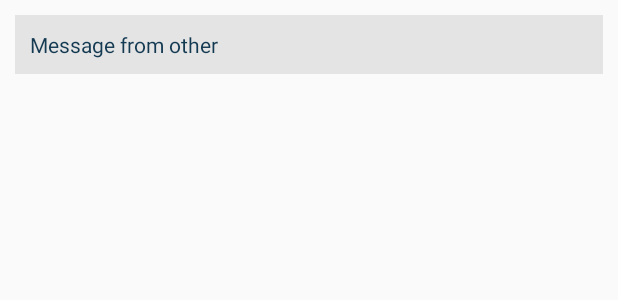
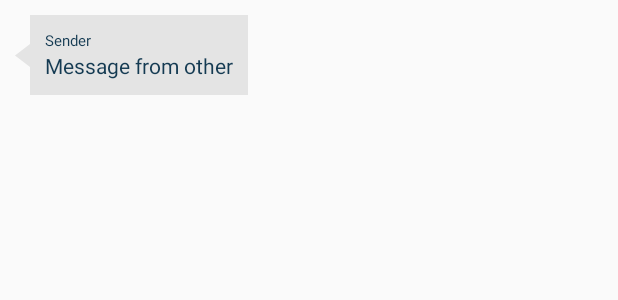
Before and after one commit to ajmirB/Messaging, an Android app: the layout conversation_message_other_item.xml on its own in the app's theme, with its tools: preview values and no code run, on a phone screen of 412 x 824 dp. Shown: the top 300 px of the screen. Run offline under Robolectric (Android 15) with nearby library versions, the phone set to English and light mode, and no system bars.

Commit message:
Conversation : manage message UI (#1)
* Separate message from connected user and other
* Change shape of message
* Fix send message didn't display the new message

```diff
--- a/app/src/main/java/com/xception/messaging/core/manager/ChannelManager.kt
+++ b/app/src/main/java/com/xception/messaging/core/manager/ChannelManager.kt
@@ -62,12 +62,12 @@ class ChannelManager(val channel: BaseChannel) {
     /**
      * Listener on new incoming message
      */
-    fun onMessageIncoming(channelHanderId: String): Observable<BaseMessage> {
+    fun onMessageIncoming(channelHanderId: String): Observable<UserMessage> {
         return Observable.create { subscriber ->
             SendBird.addChannelHandler(channelHanderId, object:SendBird.ChannelHandler() {
                 override fun onMessageReceived(baseChannel: BaseChannel, baseMessage: BaseMessage) {
                     // Add new message to view
-                    if (baseChannel.url == channel.url) {
+                    if (baseChannel.url == channel.url && baseMessage is UserMessage) {
                         subscriber.onNext(baseMessage)
                     }
                 }
--- a/app/src/main/java/com/xception/messaging/features/channels/fragments/ChannelListFragment.kt
+++ b/app/src/main/java/com/xception/messaging/features/channels/fragments/ChannelListFragment.kt
@@ -2,6 +2,7 @@ package com.xception.messaging.features.channels.fragments
 
 import android.content.Context
 import android.os.Bundle
+import android.support.v7.widget.DividerItemDecoration
 import android.view.LayoutInflater
 import android.view.View
 import android.view.ViewGroup
@@ -36,6 +37,7 @@ class ChannelListFragment : BaseFragment(), ChannelListView {
         mChannelListPresenter = ChannelListPresenter(this)
 
         mRecyclerView = view.findViewById(R.id.channel_list_epoxy_recycler_view)
+        mRecyclerView.addItemDecoration(DividerItemDecoration(context, DividerItemDecoration.VERTICAL))
 
         return view
     }
--- a/app/src/main/java/com/xception/messaging/features/channels/items/MessageMeModel.kt
+++ b/app/src/main/java/com/xception/messaging/features/channels/items/MessageMeModel.kt
@@ -5,14 +5,14 @@ import android.widget.TextView
 import com.airbnb.epoxy.EpoxyAttribute
 import com.airbnb.epoxy.EpoxyModel
 import com.airbnb.epoxy.EpoxyModelClass
-import com.sendbird.android.UserMessage
 import com.xception.messaging.R
+import com.xception.messaging.features.channels.presenters.MessageMeItemData
 
 @EpoxyModelClass(layout = R.layout.conversation_message_me_item)
 abstract class MessageMeModel : EpoxyModel<View>() {
 
     @EpoxyAttribute
-    lateinit var message: UserMessage
+    lateinit var message: MessageMeItemData
 
     override fun bind(view: View?) {
         super.bind(view)
--- /dev/null
+++ b/app/src/main/res/drawable/conversation_bubble_triangle.xml
@@ -0,0 +1,11 @@
+<vector
+    xmlns:android="http://schemas.android.com/apk/res/android"
+    android:width="10dp"
+    android:height="15dp"
+    android:viewportHeight="20.0"
+    android:viewportWidth="20.0">
+    <path
+        android:fillColor="#0000FF"
+        android:pathData="M0,10 L20,0 L20,20 z"
+        android:strokeWidth="4"/>
+</vector>
--- a/app/src/main/res/layout/channel_list_channel_item.xml
+++ b/app/src/main/res/layout/channel_list_channel_item.xml
@@ -4,7 +4,7 @@
     xmlns:tools="http://schemas.android.com/tools"
     android:layout_width="match_parent"
     android:layout_height="wrap_content"
-    android:background="@drawable/channel_list_channel_item_background"
+    android:background="@color/default_background"
     android:foreground="?android:attr/selectableItemBackground">
 
     <LinearLayout
--- a/app/src/main/res/layout/conversation_message_other_item.xml
+++ b/app/src/main/res/layout/conversation_message_other_item.xml
@@ -1,19 +1,54 @@
 <?xml version="1.0" encoding="utf-8"?>
-<LinearLayout
+<android.support.constraint.ConstraintLayout
     xmlns:android="http://schemas.android.com/apk/res/android"
+    xmlns:app="http://schemas.android.com/apk/res-auto"
     xmlns:tools="http://schemas.android.com/tools"
     android:layout_width="match_parent"
     android:layout_height="wrap_content"
     android:layout_margin="@dimen/conversation_message_spacing"
+    android:gravity="center">
+
+    <ImageView
+        android:id="@+id/conversation_message_other_bubble_effect_view"
+        android:layout_width="10dp"
+        android:layout_height="15dp"
+        android:tint="@color/message_other_background_color"
+        app:layout_constraintBottom_toBottomOf="@+id/conversation_message_other_linear_layout"
+        app:layout_constraintLeft_toLeftOf="parent"
+        app:layout_constraintTop_toTopOf="@+id/conversation_message_other_linear_layout"
+        app:layout_constraintVertical_bias="0.5"
+        app:srcCompat="@drawable/conversation_bubble_triangle"/>
+
+    <LinearLayout
+        android:id="@+id/conversation_message_other_linear_layout"
+        android:layout_width="wrap_content"
+        android:layout_height="wrap_content"
         android:background="@color/message_other_background_color"
         android:orientation="vertical"
-    android:padding="@dimen/message_inside_spacing">
+        android:padding="@dimen/message_inside_spacing"
+        app:layout_constraintBottom_toBottomOf="parent"
+        app:layout_constraintLeft_toRightOf="@+id/conversation_message_other_bubble_effect_view"
+        app:layout_constraintRight_toRightOf="parent"
+        app:layout_constraintTop_toTopOf="parent"
+        app:layout_constraintHorizontal_bias="0.0">
+
+        <TextView
+            android:id="@+id/message_other_sender_name_text_view"
+            android:layout_width="match_parent"
+            android:layout_height="wrap_content"
+            android:ellipsize="end"
+            android:maxLines="1"
+            android:textColor="@color/message_other_text_color"
+            android:textSize="@dimen/conversation_message_sender_name_text_size"
+            tools:text="Sender"/>
 
         <TextView
             android:id="@+id/message_other_text_view"
             android:layout_width="match_parent"
             android:layout_height="wrap_content"
             android:textColor="@color/message_other_text_color"
-        tools:text="Message from other" />
+            tools:text="Message from other"/>
 
     </LinearLayout>
+
+</android.support.constraint.ConstraintLayout>
--- a/app/src/main/res/values/dimens.xml
+++ b/app/src/main/res/values/dimens.xml
@@ -21,6 +21,7 @@
     <!-- Conversation -->
     <dimen name="conversation_message_spacing">@dimen/spacing_normal</dimen>
     <dimen name="conversation_message_text_input_spacing">@dimen/spacing_normal</dimen>
+    <dimen name="conversation_message_sender_name_text_size">10sp</dimen>
     <dimen name="message_inside_spacing">@dimen/spacing_normal</dimen>
 
     <!-- Participants -->
--- a/app/src/main/res/values/strings.xml
+++ b/app/src/main/res/values/strings.xml
@@ -15,6 +15,7 @@
     <string name="channel_list_title">My talks</string>
 
     <!-- Conversation -->
+    <string name="conversation_sender_format_text" formatted="true">%1$s :</string>
     <string name="conversation_message_text_input_hint">Enter your message</string>
     <string name="conversation_menu_participants_title">Participants</string>
 
```
Also changed, not shown: app/src/main/java/com/xception/messaging/features/channels/fragments/ConversationFragment.kt (+13 -28 lines), app/src/main/java/com/xception/messaging/features/channels/items/MessageOtherModel.kt (+8 -4 lines), app/src/main/java/com/xception/messaging/features/channels/presenters/ConversationItemData.kt (added, +7 -0 lines), app/src/main/java/com/xception/messaging/features/channels/presenters/ConversationPresenter.kt (+19 -6 lines), app/src/main/java/com/xception/messaging/features/channels/presenters/ConversationView.kt (+16 -3 lines), app/src/main/java/com/xception/messaging/helper/ConversationHelper.kt (added, +53 -0 lines), app/src/main/res/drawable/channel_list_channel_item_background.xml (deleted, +0 -18 lines), app/src/main/res/layout/conversation_message_me_item.xml (+25 -7 lines). Lines whose indentation alone changed are shown as unchanged.
